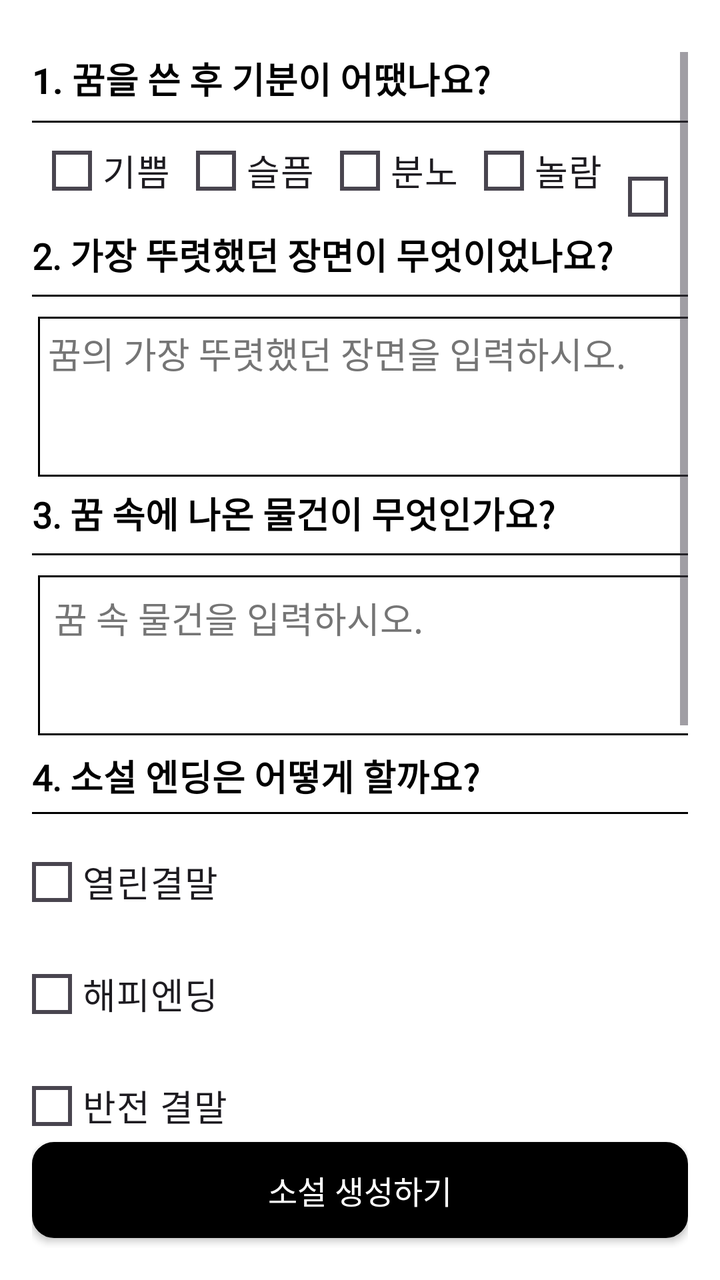
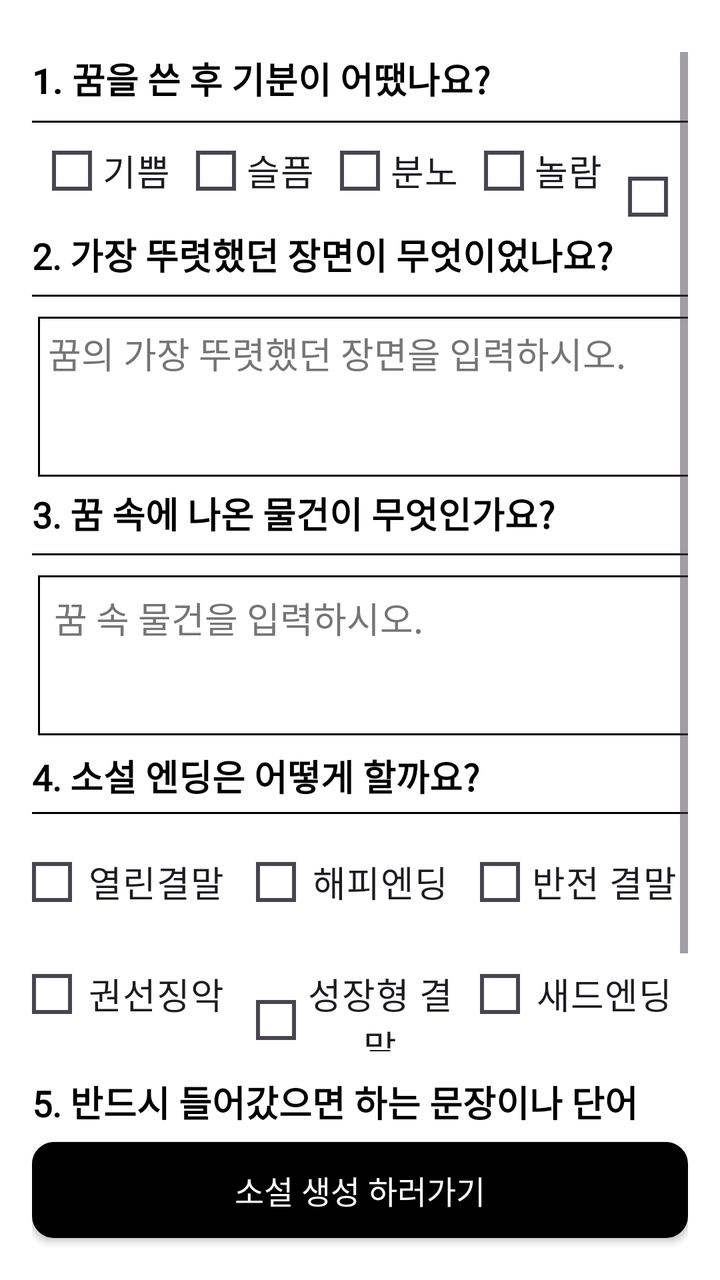

Before-and-after screenshots of an Android layout around one commit, followed by the original layout XML and the change that was made.
<!-- AndroidManifest.xml: application theme Theme.Material3.DayNight.NoActionBar -->
<!-- res/layout/dream_based_nov.xml -->
<?xml version="1.0" encoding="utf-8"?>
<RelativeLayout xmlns:android="http://schemas.android.com/apk/res/android"
    android:layout_width="match_parent"
    android:layout_height="match_parent"
    android:background="#FFFFFF"
    android:padding="16dp">

    
    <ScrollView
        android:layout_width="match_parent"
        android:layout_height="match_parent"
        android:paddingTop="10dp"
        android:layout_above="@+id/btnGenerateNovel">

        <LinearLayout
            android:layout_width="match_parent"
            android:layout_height="wrap_content"
            android:orientation="vertical">

            
            <TextView
                android:id="@+id/tvQuestion_1"
                android:layout_width="wrap_content"
                android:layout_height="wrap_content"
                android:text="@string/que_1"
                android:textSize="18sp"
                android:textColor="#000000"
                android:textStyle="bold"
                android:layout_marginBottom="8dp" />
            <View
                android:layout_width="match_parent"
                android:layout_height="1dp"
                android:background="#000000" />

            <RadioGroup
                android:id="@+id/rgMood"
                android:layout_width="match_parent"
                android:layout_height="wrap_content"
                android:orientation="horizontal"
                android:layout_marginStart="10dp">

                <RadioButton
                    android:id="@+id/rbMoodJoy"
                    android:layout_width="wrap_content"
                    android:layout_height="wrap_content"
                    android:text="@string/custom_radio_se_1"
                    android:fontFamily="@font/spoqahansansneo_bold"
                    android:textSize="18sp"
                    android:paddingStart="5dp"
                    android:paddingEnd="5dp"
                    android:button="@drawable/custom_radio_selector"
                    android:layout_marginEnd="8dp"
                    android:gravity="center"
                    />

                <RadioButton
                    android:id="@+id/rbMoodSad"
                    android:layout_width="wrap_content"
                    android:layout_height="wrap_content"
                    android:text="@string/custom_radio_se_2"
                    android:fontFamily="@font/spoqahansansneo_bold"
                    android:textSize="18sp"
                    android:paddingStart="5dp"
                    android:paddingEnd="5dp"
                    android:button="@drawable/custom_radio_selector"
                    android:layout_marginEnd="8dp"
                    android:gravity="center"/>

                <RadioButton
                    android:id="@+id/rbMoodAnger"
                    android:layout_width="wrap_content"
                    android:layout_height="wrap_content"
                    android:text="@string/custom_radio_se_4"
                    android:fontFamily="@font/spoqahansansneo_bold"
                    android:textSize="18sp"
                    android:paddingStart="5dp"
                    android:paddingEnd="5dp"
                    android:button="@drawable/custom_radio_selector"
                    android:layout_marginEnd="8dp"
                    android:gravity="center"/>

                <RadioButton
                    android:id="@+id/rbMoodSurprise"
                    android:layout_width="wrap_content"
                    android:layout_height="wrap_content"
                    android:text="@string/custom_radio_se_3"
                    android:fontFamily="@font/spoqahansansneo_bold"
                    android:textSize="18sp"
                    android:paddingStart="5dp"
                    android:paddingEnd="5dp"
                    android:button="@drawable/custom_radio_selector"
                    android:layout_marginEnd="8dp"
                    android:gravity="center"/>

                <RadioButton
                    android:id="@+id/rbMoodAnxiety"
                    android:layout_width="wrap_content"
                    android:layout_height="wrap_content"
                    android:text="@string/custom_radio_se_5"
                    android:fontFamily="@font/spoqahansansneo_bold"
                    android:textSize="18sp"
                    android:paddingStart="5dp"
                    android:paddingEnd="5dp"
                    android:button="@drawable/custom_radio_selector"
                    android:gravity="center"/>
            </RadioGroup>

            
            <TextView
                android:id="@+id/tvQuestion2"
                android:layout_width="wrap_content"
                android:layout_height="wrap_content"
                android:text="@string/que_2"
                android:textColor="#000000"
                android:textSize="18sp"
                android:textStyle="bold"
                android:layout_marginBottom="7dp"
                android:fontFamily="@font/spoqahansansneo_bold" />

            <View
                android:layout_width="match_parent"
                android:layout_height="1dp"
                android:background="#000000"
                android:layout_marginBottom="10dp"/>



            <EditText
                android:id="@+id/etMostVividScene"
                android:layout_width="370dp"
                android:layout_height="80dp"
                android:layout_marginBottom="5dp"
                android:autofillHints="username"
                android:background="@drawable/tv_border"
                android:fontFamily="@font/spoqahansansneo_bold"
                android:gravity="top"
                android:layout_marginStart="3dp"
                android:layout_marginEnd="3dp"
                android:hint="@string/que_h_1"
                android:inputType="textMultiLine"
                android:padding="5dp"
                android:textColorHint="#757575" />

            
            <TextView
                android:id="@+id/tvQuestion3"
                android:layout_width="wrap_content"
                android:layout_height="wrap_content"
                android:text="@string/que_3"
                android:textSize="18sp"
                android:textStyle="bold"
                android:layout_marginBottom="7dp"
                android:textColor="#000000"
                android:fontFamily="@font/spoqahansansneo_bold" />

            <View
                android:layout_width="match_parent"
                android:layout_height="1dp"
                android:background="#000000"
                android:layout_marginBottom="10dp"/>

            <EditText
                android:id="@+id/etDreamObjects"
                android:layout_width="370dp"
                android:layout_height="80dp"
                android:background="@drawable/tv_border"
                android:gravity="top"
                android:inputType="textMultiLine"
                android:padding="8dp"
                android:layout_marginStart="3dp"
                android:layout_marginEnd="3dp"
                android:hint="@string/que_h_2"
                android:fontFamily="@font/spoqahansansneo_bold"
                android:layout_marginBottom="7dp"
                android:textColorHint="#757575"
                android:autofillHints="username" />

            
            <TextView
                android:id="@+id/tvQuestion4"
                android:layout_width="wrap_content"
                android:layout_height="wrap_content"
                android:text="@string/que_4"
                android:textColor="#000000"
                android:textSize="18sp"
                android:textStyle="bold"
                android:layout_marginBottom="5dp"
                android:fontFamily="@font/spoqahansansneo_bold" />

            <View
                android:layout_width="match_parent"
                android:layout_height="1dp"
                android:background="#000000"
                android:layout_marginBottom="10dp"/>

            
            <RadioGroup
                android:id="@+id/rgEnding"
                android:layout_width="match_parent"
                android:layout_height="wrap_content"
                android:orientation="vertical"
                android:layout_marginBottom="12dp">

                
                <RadioButton
                    android:id="@+id/rbEndingOpen"
                    android:layout_width="wrap_content"
                    android:layout_height="wrap_content"
                    android:text="@string/custom_radio_se_6"
                    android:textSize="18sp"
                    android:paddingStart="5dp"
                    android:paddingEnd="5dp"
                    android:fontFamily="@font/spoqahansansneo_bold"
                    android:button="@drawable/custom_radio_selector"
                    android:gravity="center"
                    android:layout_marginBottom="8dp" />

                <RadioButton
                    android:id="@+id/rbEndingHappy"
                    android:layout_width="wrap_content"
                    android:layout_height="wrap_content"
                    android:text="@string/custom_radio_se_7"
                    android:textSize="18sp"
                    android:paddingStart="5dp"
                    android:paddingEnd="5dp"
                    android:button="@drawable/custom_radio_selector"
                    android:fontFamily="@font/spoqahansansneo_bold"
                    android:gravity="center"
                    android:layout_marginBottom="8dp" />

                <RadioButton
                    android:id="@+id/rbEndingTwist2"
                    android:layout_width="wrap_content"
                    android:layout_height="wrap_content"
                    android:text="@string/custom_radio_se_11"
                    android:textSize="18sp"
                    android:paddingStart="5dp"
                    android:paddingEnd="5dp"
                    android:button="@drawable/custom_radio_selector"
                    android:fontFamily="@font/spoqahansansneo_bold"
                    android:gravity="center"
                    android:layout_marginBottom="8dp" />

                <RadioButton
                    android:id="@+id/rbEndingTwist"
                    android:layout_width="wrap_content"
                    android:layout_height="wrap_content"
                    android:text="@string/custom_radio_se_9"
                    android:textSize="18sp"
                    android:paddingStart="5dp"
                    android:paddingEnd="5dp"
                    android:button="@drawable/custom_radio_selector"
                    android:fontFamily="@font/spoqahansansneo_bold"
                    android:gravity="center"
                    android:layout_marginBottom="8dp" />

                <RadioButton
                    android:id="@+id/rbEndingGrowth"
                    android:layout_width="wrap_content"
                    android:layout_height="wrap_content"
                    android:text="@string/custom_radio_se_10"
                    android:textSize="18sp"
                    android:paddingStart="5dp"
                    android:paddingEnd="5dp"
                    android:button="@drawable/custom_radio_selector"
                    android:fontFamily="@font/spoqahansansneo_bold"
                    android:gravity="center"
                    android:layout_marginBottom="8dp" />

                <RadioButton
                    android:id="@+id/rbEndingSad"
                    android:layout_width="wrap_content"
                    android:layout_height="wrap_content"
                    android:text="@string/custom_radio_se_8"
                    android:textSize="18sp"
                    android:paddingStart="5dp"
                    android:paddingEnd="5dp"
                    android:button="@drawable/custom_radio_selector"
                    android:fontFamily="@font/spoqahansansneo_bold"
                    android:gravity="center"
                    android:layout_marginBottom="8dp" />

            </RadioGroup>


            
            <TextView
                android:id="@+id/tvQuestion5"
                android:layout_width="wrap_content"
                android:layout_height="wrap_content"
                android:text="@string/que_5"
                android:textColor="#000000"
                android:textSize="18sp"
                android:textStyle="bold"
                android:layout_marginBottom="8dp"
                android:fontFamily="@font/spoqahansansneo_bold" />

            <View
                android:layout_width="match_parent"
                android:layout_height="1dp"
                android:background="#000000"
                android:layout_marginBottom="10dp"/>

            <EditText
                android:id="@+id/etRequiredWords"
                android:layout_width="370dp"
                android:layout_height="80dp"
                android:layout_marginBottom="24dp"
                android:layout_marginStart="3dp"
                android:layout_marginEnd="3dp"
                android:autofillHints="username"
                android:background="@drawable/tv_border"
                android:gravity="top"
                android:hint="@string/que_h_3"
                android:textColorHint="#757575"
                android:fontFamily="@font/spoqahansansneo_bold"
                android:inputType="textMultiLine"
                android:padding="8dp" />

        </LinearLayout>
    </ScrollView>

    
    <androidx.appcompat.widget.AppCompatButton
        android:id="@+id/btnGenerateNovel"
        android:layout_width="match_parent"
        android:layout_height="48dp"
        android:layout_alignParentBottom="true"
        android:layout_marginBottom="5dp"
        android:text="@string/button_label_9"
        android:textSize="16sp"
        android:textColor="@color/white"
        android:background="@drawable/rounded_login"
        android:fontFamily="@font/spoqahansansneo_bold" />

</RelativeLayout>
<!-- resources referenced by this layout -->
<resources>
  <color name="white">#FFFFFFFF</color>
  <!-- drawable custom_radio_selector (drawable) -->
  <?xml version="1.0" encoding="utf-8"?>
  <selector xmlns:android="http://schemas.android.com/apk/res/android">
      <item android:state_checked="true" android:drawable="@drawable/radio_checked" />
      <item android:drawable="@drawable/radio_unchecked" />
  </selector>
  <!-- drawable rounded_login (drawable) -->
  <?xml version="1.0" encoding="utf-8"?>
  <shape xmlns:android="http://schemas.android.com/apk/res/android">
      <solid android:color="#000000"/> 
      <corners android:radius="10dp"/> 
      <stroke android:color="#000000" android:width="2dp"/> 
  </shape>
  <!-- drawable tv_border (drawable) -->
  <?xml version="1.0" encoding="utf-8"?>
  <shape xmlns:android="http://schemas.android.com/apk/res/android"
      android:shape="rectangle">
      
      <solid android:color="@android:color/white"/>
      
      <stroke android:width="1dp" android:color="#000000"/> 
      
  </shape>
  <string name="button_label_9">"소설 생성하기"</string>
  <string name="custom_radio_se_1">"기쁨"</string>
  <string name="custom_radio_se_10">"성장형 결말"</string>
  <string name="custom_radio_se_11">"반전 결말"</string>
  <string name="custom_radio_se_2">"슬픔"</string>
  <string name="custom_radio_se_3">"놀람"</string>
  <string name="custom_radio_se_4">"분노"</string>
  <string name="custom_radio_se_5">"불안"</string>
  <string name="custom_radio_se_6">"열린결말"</string>
  <string name="custom_radio_se_7">"해피엔딩"</string>
  <string name="custom_radio_se_8">"새드엔딩"</string>
  <string name="custom_radio_se_9">"권선징악 결말"</string>
  <string name="que_1">"1. 꿈을 쓴 후 기분이 어땠나요?"</string>
  <string name="que_2">"2. 가장 뚜렷했던 장면이 무엇이었나요?"</string>
  <string name="que_3">"3. 꿈 속에 나온 물건이 무엇인가요?"</string>
  <string name="que_4">"4. 소설 엔딩은 어떻게 할까요?"</string>
  <string name="que_5">"5. 반드시 들어갔으면 하는 문장이나 단어"</string>
  <string name="que_h_1">"꿈의 가장 뚜렷했던 장면을 입력하시오."</string>
  <string name="que_h_2">"꿈 속 물건을 입력하시오."</string>
  <string name="que_h_3">"필수 단어를 입력하시오."</string>
  <!-- drawable radio_checked (drawable) -->
  <?xml version="1.0" encoding="utf-8"?>
  <vector xmlns:android="http://schemas.android.com/apk/res/android"
      android:width="20dp"
      android:height="20dp"
      android:viewportWidth="24"
      android:viewportHeight="24">
      <path
          android:fillColor="#000000"
          android:pathData="M9,16.17L4.83,12l-1.42,1.41L9,19 21,7l-1.41,-1.41z"/>
  </vector>
  <!-- drawable radio_unchecked (drawable) -->
  <?xml version="1.0" encoding="utf-8"?>
  <shape xmlns:android="http://schemas.android.com/apk/res/android"
      android:shape="rectangle">
      <solid android:color="@android:color/transparent" />
      <stroke
          android:width="2dp"
          android:color="#CCCCCC" />
      <corners android:radius="0dp" />
      <size
          android:width="20dp"
          android:height="20dp" />
  </shape>
</resources>

<!-- the commit's change to res/layout/dream_based_nov.xml (unified diff, before → after) -->
@@ -193,7 +193,6 @@
                 android:background="#000000"
                 android:layout_marginBottom="10dp"/>
 
-            
             <RadioGroup
                 android:id="@+id/rgEnding"
                 android:layout_width="match_parent"
@@ -202,83 +201,103 @@
                 android:layout_marginBottom="12dp">
 
                 
-                <RadioButton
-                    android:id="@+id/rbEndingOpen"
-                    android:layout_width="wrap_content"
-                    android:layout_height="wrap_content"
-                    android:text="@string/custom_radio_se_6"
-                    android:textSize="18sp"
-                    android:paddingStart="5dp"
-                    android:paddingEnd="5dp"
-                    android:fontFamily="@font/spoqahansansneo_bold"
-                    android:button="@drawable/custom_radio_selector"
-                    android:gravity="center"
-                    android:layout_marginBottom="8dp" />
-
-                <RadioButton
-                    android:id="@+id/rbEndingHappy"
-                    android:layout_width="wrap_content"
-                    android:layout_height="wrap_content"
-                    android:text="@string/custom_radio_se_7"
-                    android:textSize="18sp"
-                    android:paddingStart="5dp"
-                    android:paddingEnd="5dp"
-                    android:button="@drawable/custom_radio_selector"
-                    android:fontFamily="@font/spoqahansansneo_bold"
-                    android:gravity="center"
-                    android:layout_marginBottom="8dp" />
-
-                <RadioButton
-                    android:id="@+id/rbEndingTwist2"
-                    android:layout_width="wrap_content"
-                    android:layout_height="wrap_content"
-                    android:text="@string/custom_radio_se_11"
-                    android:textSize="18sp"
-                    android:paddingStart="5dp"
-                    android:paddingEnd="5dp"
-                    android:button="@drawable/custom_radio_selector"
-                    android:fontFamily="@font/spoqahansansneo_bold"
-                    android:gravity="center"
-                    android:layout_marginBottom="8dp" />
-
-                <RadioButton
-                    android:id="@+id/rbEndingTwist"
-                    android:layout_width="wrap_content"
-                    android:layout_height="wrap_content"
-                    android:text="@string/custom_radio_se_9"
-                    android:textSize="18sp"
-                    android:paddingStart="5dp"
-                    android:paddingEnd="5dp"
-                    android:button="@drawable/custom_radio_selector"
-                    android:fontFamily="@font/spoqahansansneo_bold"
-                    android:gravity="center"
-                    android:layout_marginBottom="8dp" />
-
-                <RadioButton
-                    android:id="@+id/rbEndingGrowth"
-                    android:layout_width="wrap_content"
-                    android:layout_height="wrap_content"
-                    android:text="@string/custom_radio_se_10"
-                    android:textSize="18sp"
-                    android:paddingStart="5dp"
-                    android:paddingEnd="5dp"
-                    android:button="@drawable/custom_radio_selector"
-                    android:fontFamily="@font/spoqahansansneo_bold"
-                    android:gravity="center"
-                    android:layout_marginBottom="8dp" />
-
-                <RadioButton
-                    android:id="@+id/rbEndingSad"
-                    android:layout_width="wrap_content"
-                    android:layout_height="wrap_content"
-                    android:text="@string/custom_radio_se_8"
-                    android:textSize="18sp"
-                    android:paddingStart="5dp"
-                    android:paddingEnd="5dp"
-                    android:button="@drawable/custom_radio_selector"
-                    android:fontFamily="@font/spoqahansansneo_bold"
-                    android:gravity="center"
-                    android:layout_marginBottom="8dp" />
+                <LinearLayout
+                    android:layout_width="match_parent"
+                    android:layout_height="wrap_content"
+                    android:orientation="horizontal"
+                    android:layout_marginBottom="8dp">
+
+                    <RadioButton
+                        android:id="@+id/rbEndingOpen"
+                        android:layout_width="0dp"
+                        android:layout_height="wrap_content"
+                        android:layout_weight="1"
+                        android:text="@string/custom_radio_se_6"
+                        android:textSize="18sp"
+                        android:paddingStart="5dp"
+                        android:paddingEnd="5dp"
+                        android:fontFamily="@font/spoqahansansneo_bold"
+                        android:button="@drawable/custom_radio_selector"
+                        android:gravity="center"
+                        android:layout_marginEnd="8dp" />
+
+                    <RadioButton
+                        android:id="@+id/rbEndingHappy"
+                        android:layout_width="0dp"
+                        android:layout_height="wrap_content"
+                        android:layout_weight="1"
+                        android:text="@string/custom_radio_se_7"
+                        android:textSize="18sp"
+                        android:paddingStart="5dp"
+                        android:paddingEnd="5dp"
+                        android:button="@drawable/custom_radio_selector"
+                        android:fontFamily="@font/spoqahansansneo_bold"
+                        android:gravity="center"
+                        android:layout_marginEnd="8dp" />
+
+                    <RadioButton
+                        android:id="@+id/rbEndingTwist2"
+                        android:layout_width="0dp"
+                        android:layout_height="wrap_content"
+                        android:layout_weight="1"
+                        android:text="@string/custom_radio_se_11"
+                        android:textSize="18sp"
+                        android:paddingStart="5dp"
+                        android:paddingEnd="5dp"
+                        android:button="@drawable/custom_radio_selector"
+                        android:fontFamily="@font/spoqahansansneo_bold"
+                        android:gravity="center" />
+
+                </LinearLayout>
+
+                
+                <LinearLayout
+                    android:layout_width="match_parent"
+                    android:layout_height="wrap_content"
+                    android:orientation="horizontal">
+
+                    <RadioButton
+                        android:id="@+id/rbEndingTwist"
+                        android:layout_width="0dp"
+                        android:layout_height="wrap_content"
+                        android:layout_weight="1"
+                        android:text="@string/custom_radio_se_9"
+                        android:textSize="18sp"
+                        android:paddingStart="5dp"
+                        android:paddingEnd="5dp"
+                        android:button="@drawable/custom_radio_selector"
+                        android:fontFamily="@font/spoqahansansneo_bold"
+                        android:gravity="center"
+                        android:layout_marginEnd="8dp" />
+
+                    <RadioButton
+                        android:id="@+id/rbEndingGrowth"
+                        android:layout_width="0dp"
+                        android:layout_height="wrap_content"
+                        android:layout_weight="1"
+                        android:text="@string/custom_radio_se_10"
+                        android:textSize="18sp"
+                        android:paddingStart="5dp"
+                        android:paddingEnd="5dp"
+                        android:button="@drawable/custom_radio_selector"
+                        android:fontFamily="@font/spoqahansansneo_bold"
+                        android:gravity="center"
+                        android:layout_marginEnd="8dp" />
+
+                    <RadioButton
+                        android:id="@+id/rbEndingSad"
+                        android:layout_width="0dp"
+                        android:layout_height="wrap_content"
+                        android:layout_weight="1"
+                        android:text="@string/custom_radio_se_8"
+                        android:textSize="18sp"
+                        android:paddingStart="5dp"
+                        android:paddingEnd="5dp"
+                        android:button="@drawable/custom_radio_selector"
+                        android:fontFamily="@font/spoqahansansneo_bold"
+                        android:gravity="center" />
+
+                </LinearLayout>
 
             </RadioGroup>
 
@@ -327,7 +346,7 @@
         android:layout_height="48dp"
         android:layout_alignParentBottom="true"
         android:layout_marginBottom="5dp"
-        android:text="@string/button_label_9"
+        android:text="@string/q_btn_1"
         android:textSize="16sp"
         android:textColor="@color/white"
         android:background="@drawable/rounded_login"
<!-- resource entries referenced after the edit -->
@@ -24,7 +24,6 @@
       <stroke android:width="1dp" android:color="#000000"/> 
       
   </shape>
-  <string name="button_label_9">"소설 생성하기"</string>
   <string name="custom_radio_se_1">"기쁨"</string>
   <string name="custom_radio_se_10">"성장형 결말"</string>
   <string name="custom_radio_se_11">"반전 결말"</string>
@@ -35,7 +34,8 @@
   <string name="custom_radio_se_6">"열린결말"</string>
   <string name="custom_radio_se_7">"해피엔딩"</string>
   <string name="custom_radio_se_8">"새드엔딩"</string>
-  <string name="custom_radio_se_9">"권선징악 결말"</string>
+  <string name="custom_radio_se_9">"권선징악"</string>
+  <string name="q_btn_1">"소설 생성 하러가기"</string>
   <string name="que_1">"1. 꿈을 쓴 후 기분이 어땠나요?"</string>
   <string name="que_2">"2. 가장 뚜렷했던 장면이 무엇이었나요?"</string>
   <string name="que_3">"3. 꿈 속에 나온 물건이 무엇인가요?"</string>
